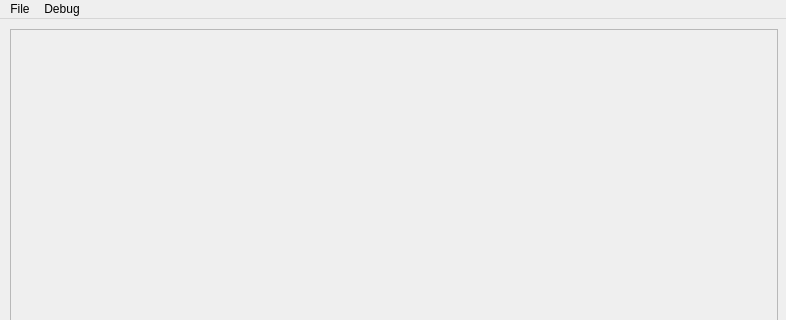
abalore/Cadence, file mainwindow.ui: the form before one commit; both pictures show x 0 to 786 and y 0 to 320 of the 786 by 618 pixel window.
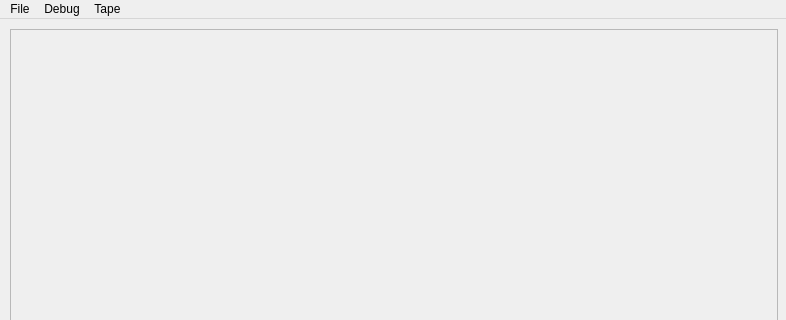
The form after the commit. Icons and pictures are not drawn.

Patch:
```diff
--- a/mainwindow.ui
+++ b/mainwindow.ui
@@ -108,8 +108,16 @@
     </property>
     <addaction name="actionLoad_binary"/>
    </widget>
+   <widget class="QMenu" name="menuTape">
+    <property name="title">
+     <string>Tape</string>
+    </property>
+    <addaction name="actionLoad_from_file"/>
+    <addaction name="actionFrom_audio_input"/>
+   </widget>
    <addaction name="menuFile"/>
    <addaction name="menuDebug"/>
+   <addaction name="menuTape"/>
   </widget>
   <widget class="QStatusBar" name="statusbar"/>
   <action name="actionPause">
```
Left out of the diff: 22 changed lines with no effect on the pictures.
